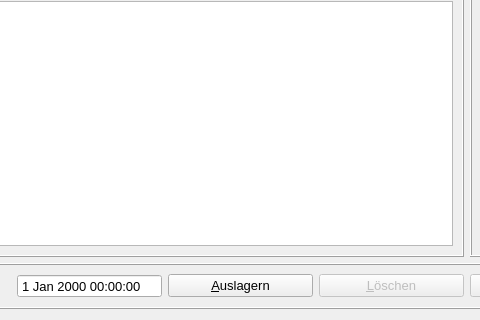
Old version of the form formapprentice.ui in the repository fasa1964/fshkkap; both pictures show x 156 to 636 and y 308 to 628 of the 1245 by 628 pixel window.
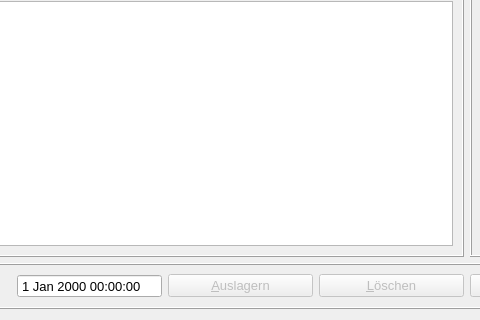
New version of the form.

Commit message: Add button for outsource apprentice.

Patch:
```diff
--- a/formapprentice.ui
+++ b/formapprentice.ui
@@ -571,6 +571,9 @@
       </item>
       <item>
        <widget class="QPushButton" name="outsourceButton">
+        <property name="enabled">
+         <bool>false</bool>
+        </property>
         <property name="text">
          <string>&amp;Auslagern</string>
         </property>
```
